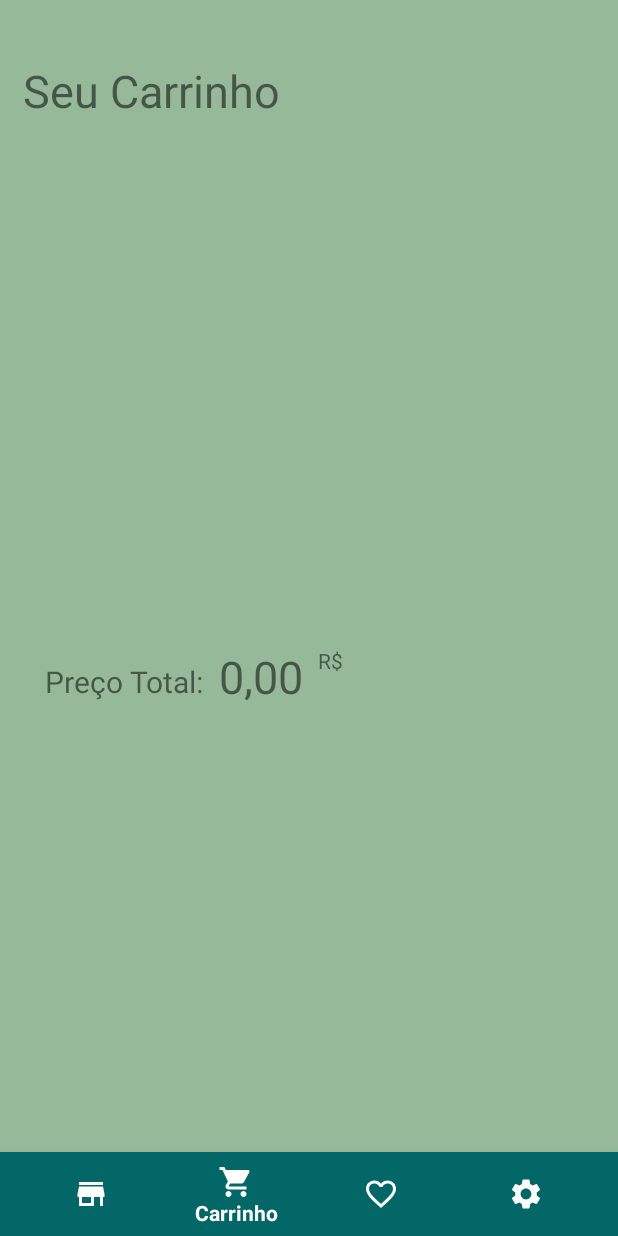
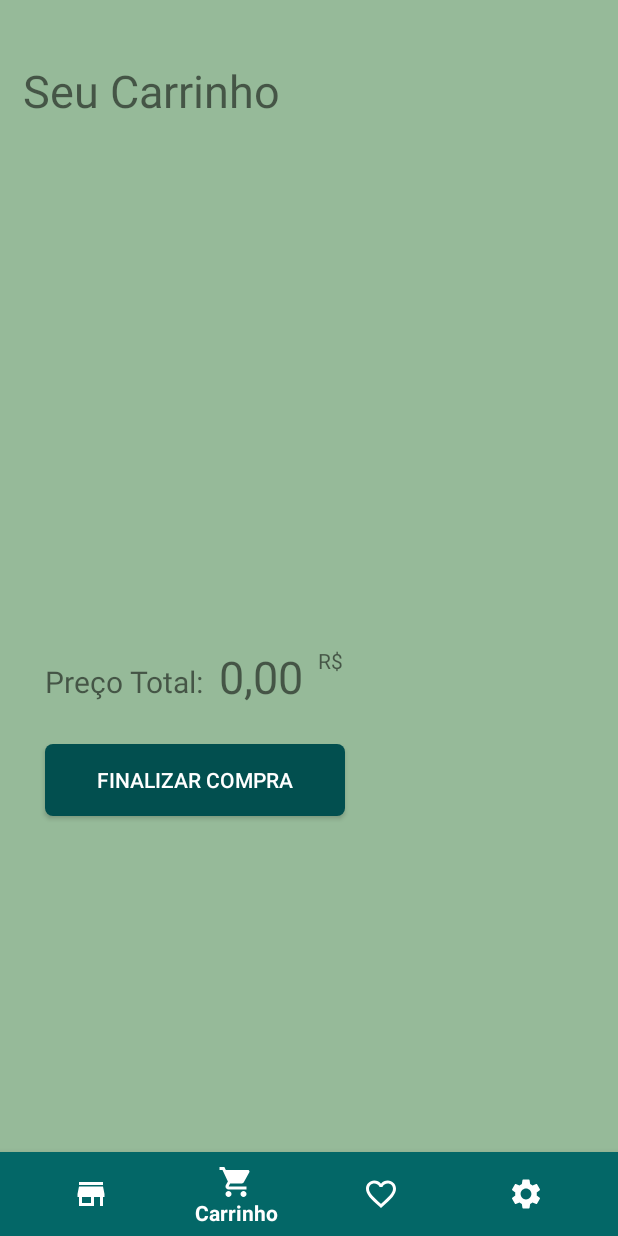
Before and after one commit to Gabs19/ecoshop, an Android app: the screen it shows after launch once a user with an empty profile is signed in (MainActivity), item 2 of the bottom bar chosen, on a phone screen of 412 x 824 dp. Run offline under Robolectric (Android 15) with nearby library versions, the phone set to English and light mode, and no system bars; our stand-ins replace Firebase (no records; nobody signed in at launch, a user with empty details on screens opened directly).

Commit message:
adding button to finish buy

```diff
--- a/app/src/main/res/layout/fragments_cart.xml
+++ b/app/src/main/res/layout/fragments_cart.xml
@@ -65,5 +65,19 @@
         android:layout_toRightOf="@+id/valor"
         android:text="R$" />
 
+    <Button
+        android:id="@+id/finishBuy"
+        android:layout_width="200dp"
+        android:layout_height="wrap_content"
+        android:layout_below="@+id/textView6"
+        android:layout_alignParentStart="true"
+        android:layout_alignParentLeft="true"
+        android:layout_marginStart="30dp"
+        android:layout_marginLeft="30dp"
+        android:layout_marginTop="28dp"
+        android:background="@drawable/btn_arredondado"
+        android:textColor="@color/white"
+        android:text="Finalizar compra" />
+
 
 </RelativeLayout>
```
